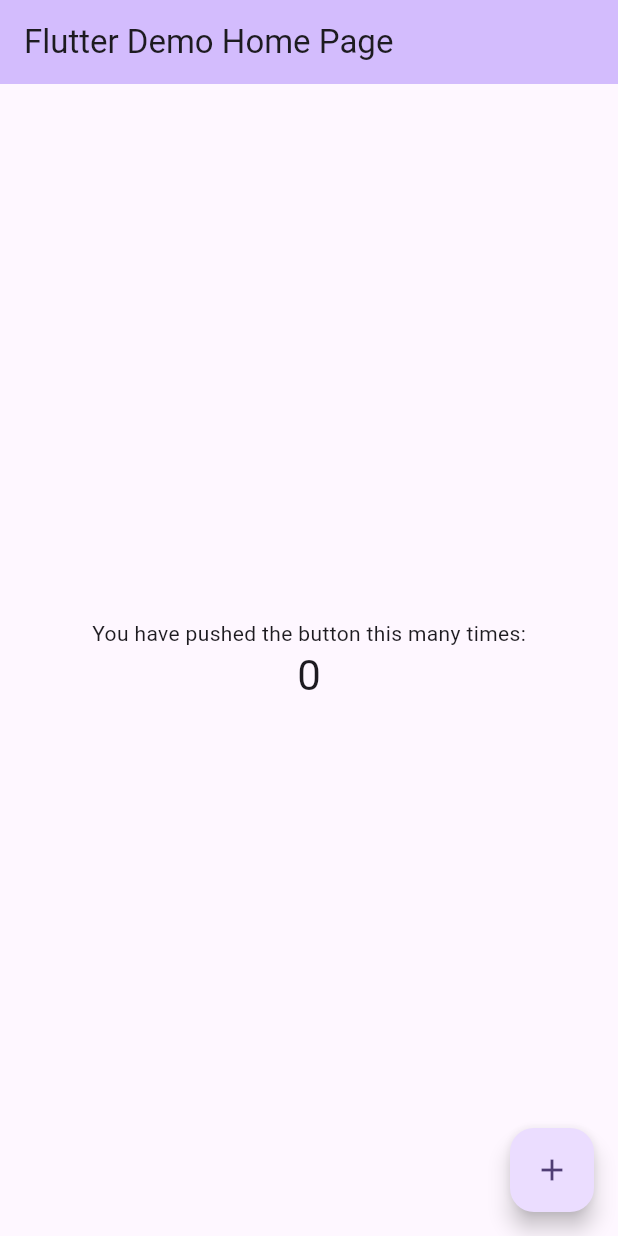
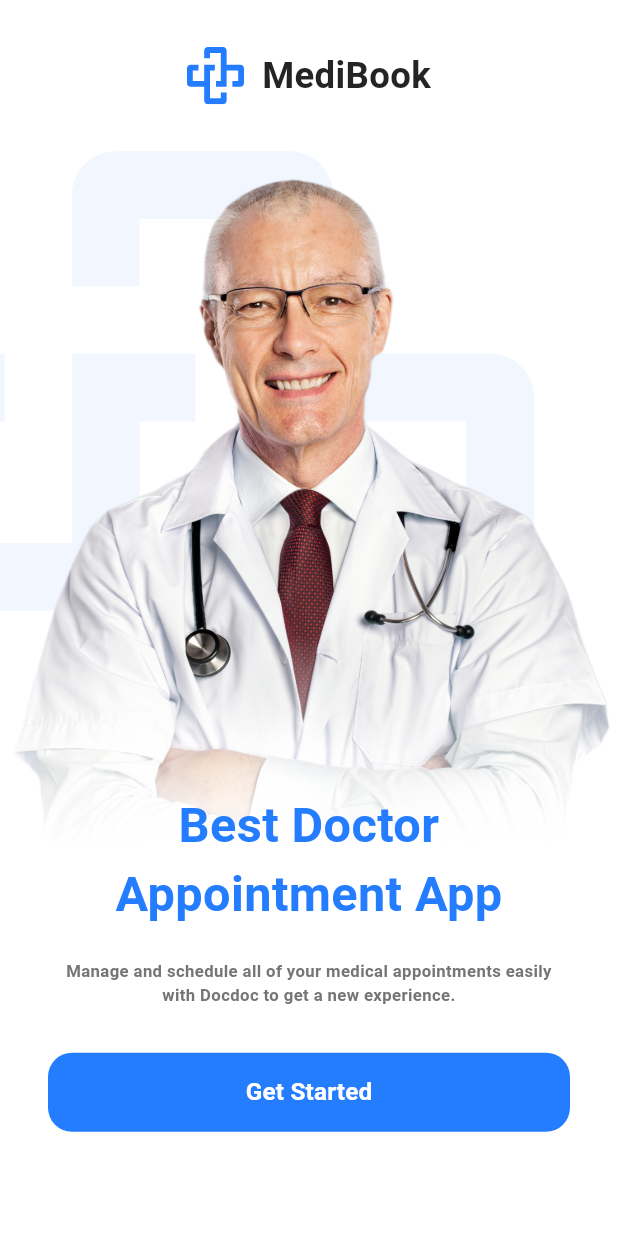
Before and after one commit to iibrahim-Beder/medi_book, a Flutter app: the screen it shows after launch, on a phone screen of 412 x 824 dp. Run offline on Flutter 3.47's test engine with Material 3 defaults, Android fonts, the phone set to English and light mode, and no system bars; our stand-ins replace flutter_screenutil, flutter_svg, go_router.

Commit message:
- Add flutter_svg and flutter_screenutil for assets - Setup go_router navigation - Create assets directories (images/, svgs/) - Implement core styles (colors.dart, styles.dart) - Build onboarding screen - Add login screen placeholder

```diff
--- /dev/null
+++ b/devtools_options.yaml
@@ -0,0 +1,3 @@
+description: This file stores settings for Dart & Flutter DevTools.
+documentation: https://docs.flutter.dev/tools/devtools/extensions#configure-extension-enablement-states
+extensions:
--- /dev/null
+++ b/lib/core/routing/app_router.dart
@@ -0,0 +1,23 @@
+import 'package:go_router/go_router.dart';
+import 'package:medi_book/features/login/presentation/views/login_view.dart';
+import 'package:medi_book/features/onboarding/presentation/views/onboarding_view.dart';
+
+abstract class AppRouter {
+  static const String kOnboarding = 'onboarding';
+  static const String kLogin = 'login';
+
+  static final router = GoRouter(
+    routes: [
+      GoRoute(
+        path: '/',
+        name: kOnboarding,
+        builder: (context, state) => const OnboardingView(),
+      ),
+      GoRoute(
+        path: '/login',
+        name: kLogin,
+        builder: (context, state) => const LoginView(),
+      ),
+    ],
+  );
+}
--- /dev/null
+++ b/lib/core/theming/colors.dart
@@ -0,0 +1,10 @@
+import 'package:flutter/material.dart';
+import 'package:flutter/widgets.dart';
+
+abstract class ColorsManager {
+  static const Color mainBlue = Color(0xff247CFF);
+  static const Color gray = Color(0xff757575);
+  static const Color white = Color(0xffffffff);
+  static const Color whiteSmoke = Color(0xffF5F5F5);
+  static const Color eerieBlack = Color(0xff242424);
+}
--- /dev/null
+++ b/lib/core/theming/styles.dart
@@ -0,0 +1,40 @@
+import 'package:flutter/widgets.dart';
+import 'package:flutter_screenutil/flutter_screenutil.dart';
+import 'package:medi_book/core/theming/colors.dart';
+
+abstract class TextStyles {
+
+  static TextStyle font24EerieBlack700Weight = TextStyle(
+    fontSize: 24.sp,
+    color: ColorsManager.eerieBlack,
+    fontWeight: FontWeight.w700
+
+  );
+
+  static TextStyle font32Blue700Weight = TextStyle(
+    fontSize: 32.sp,
+    color: ColorsManager.mainBlue,
+    fontWeight: FontWeight.w700
+
+  );
+
+  static TextStyle font11Gray400Weight = TextStyle(
+    fontSize: 11.sp,
+    color: ColorsManager.gray,
+    fontWeight: FontWeight.w700
+
+  );
+
+  static TextStyle font16White600Weight = TextStyle(
+    fontSize: 16.sp,
+    color: ColorsManager.white,
+    fontWeight: FontWeight.w600
+
+  );
+
+
+
+
+
+
+}
--- /dev/null
+++ b/lib/core/widgets/custom_button.dart
@@ -0,0 +1,32 @@
+import 'package:flutter/material.dart';
+import 'package:flutter_screenutil/flutter_screenutil.dart';
+import 'package:medi_book/core/theming/colors.dart';
+import 'package:medi_book/core/theming/styles.dart';
+
+// ignore: must_be_immutable
+class CustomButton extends StatelessWidget {
+  CustomButton({
+    super.key,
+    required this.textValue,
+    required this.voidCallback
+  });
+
+  String textValue;
+  VoidCallback voidCallback;
+
+  @override
+  Widget build(BuildContext context) {
+    return TextButton(
+        onPressed: voidCallback,
+        style: ButtonStyle(
+            backgroundColor: WidgetStateProperty.all(ColorsManager.mainBlue),
+            tapTargetSize: MaterialTapTargetSize.shrinkWrap,
+            minimumSize: WidgetStateProperty.all(Size(double.infinity, 52.h)),
+            shape: WidgetStateProperty.all(RoundedRectangleBorder(
+                borderRadius: BorderRadius.circular(16)))),
+        child: Text(
+          textValue,
+          style: TextStyles.font16White600Weight,
+        ));
+  }
+}
--- /dev/null
+++ b/lib/features/login/presentation/views/login_view.dart
@@ -0,0 +1,18 @@
+import 'package:flutter/material.dart';
+import 'package:medi_book/core/theming/colors.dart';
+
+class LoginView extends StatelessWidget {
+  const LoginView({super.key});
+
+  @override
+  Widget build(BuildContext context) {
+    return Scaffold(
+      appBar: AppBar(
+        automaticallyImplyLeading: true,
+        title: Text('logIn Screen'),
+        backgroundColor: ColorsManager.white,
+      ),
+      body: Center(child: Text("Hello Tebsen")),
+    );
+  }
+}
--- /dev/null
+++ b/lib/features/onboarding/presentation/views/onboarding_view.dart
@@ -0,0 +1,14 @@
+import 'package:flutter/material.dart';
+import 'package:medi_book/features/onboarding/presentation/views/widgets/onboarding_view_body.dart';
+
+class OnboardingView extends StatelessWidget {
+  const OnboardingView({super.key});
+
+  @override
+  Widget build(BuildContext context) {
+    return const Scaffold(
+
+      body: OnboardingViewBody(),
+    );
+  }
+}
--- /dev/null
+++ b/lib/features/onboarding/presentation/views/widgets/doctor_image_and_text.dart
@@ -0,0 +1,37 @@
+import 'package:flutter/material.dart';
+import 'package:flutter_svg/svg.dart';
+import 'package:medi_book/core/theming/styles.dart';
+
+class DoctorImageAndText extends StatelessWidget {
+  const DoctorImageAndText({super.key});
+
+  @override
+  Widget build(BuildContext context) {
+    return Stack(
+      children: [
+        SvgPicture.asset("assets/svgs/logo_low_opasity.svg"),
+        Container(
+          foregroundDecoration: BoxDecoration(
+              gradient: LinearGradient(
+                  colors: [
+                    Colors.white,
+                    Colors.white.withOpacity(0.0),
+                  ],
+                  begin: Alignment.bottomCenter,
+                  end: Alignment.topCenter,
+                  stops: const [0.14, 0.4])),
+          child: Image.asset("assets/images/doctor_Image.png"),
+        ),
+        Positioned(
+            bottom: 20,
+            left: 0,
+            right: 0,
+            child: Text(
+              "Best Doctor\nAppointment App",
+              textAlign: TextAlign.center,
+              style: TextStyles.font32Blue700Weight,
+            ))
+      ],
+    );
+  }
+}
--- /dev/null
+++ b/lib/features/onboarding/presentation/views/widgets/logo_with_name_logo.dart
@@ -0,0 +1,23 @@
+import 'package:flutter/material.dart';
+import 'package:flutter_screenutil/flutter_screenutil.dart';
+import 'package:flutter_svg/svg.dart';
+import 'package:medi_book/core/theming/styles.dart';
+
+class LogoWithNameLogo extends StatelessWidget {
+  const LogoWithNameLogo({super.key});
+
+  @override
+  Widget build(BuildContext context) {
+    return  Row(
+      mainAxisAlignment: MainAxisAlignment.center,
+      children: [
+
+      SvgPicture.asset("assets/svgs/logo.svg"),
+      SizedBox(width: 10.w),
+      Text("MediBook",style: TextStyles.font24EerieBlack700Weight,)
+
+
+      ],
+    );
+  }
+}
--- /dev/null
+++ b/lib/features/onboarding/presentation/views/widgets/onboarding_view_body.dart
@@ -0,0 +1,51 @@
+import 'package:flutter/material.dart';
+import 'package:flutter_screenutil/flutter_screenutil.dart';
+import 'package:go_router/go_router.dart';
+import 'package:medi_book/core/routing/app_router.dart';
+import 'package:medi_book/core/theming/styles.dart';
+import 'package:medi_book/core/widgets/custom_button.dart';
+import 'package:medi_book/features/onboarding/presentation/views/widgets/doctor_image_and_text.dart';
+import 'package:medi_book/features/onboarding/presentation/views/widgets/logo_with_name_logo.dart';
+
+class OnboardingViewBody extends StatelessWidget {
+  const OnboardingViewBody({super.key});
+
+  @override
+  Widget build(BuildContext context) {
+    return SafeArea(
+      child: SingleChildScrollView(
+        child: Padding(
+          padding: EdgeInsets.only(top: 30.h, bottom: 30.h),
+          child: Column(
+            children: [
+              const LogoWithNameLogo(),
+              SizedBox(
+                height: 30.h,
+              ),
+              const DoctorImageAndText(),
+              Padding(
+                padding: const EdgeInsets.symmetric(horizontal: 32),
+                child: Column(
+                  children: [
+                    Text(
+                      textAlign: TextAlign.center,
+                      "Manage and schedule all of your medical appointments easily with Docdoc to get a new experience.",
+                      style: TextStyles.font11Gray400Weight,
+                    ),
+                    SizedBox(
+                      height: 30.h,
+                    ),
+                    CustomButton(
+                      textValue: 'Get Started',
+                      voidCallback: () =>  context.pushNamed(AppRouter.kLogin)
+                    )
+                  ],
+                ),
+              )
+            ],
+          ),
+        ),
+      ),
+    );
+  }
+}
--- a/lib/main.dart
+++ b/lib/main.dart
@@ -1,127 +1,6 @@
 import 'package:flutter/material.dart';
+import 'package:medi_book/medi_book_app.dart';
 
 void main() {
-  runApp(const MyApp());
+  runApp(const MediBookApp());
 }
-
-class MyApp extends StatelessWidget {
-  const MyApp({super.key});
-
-  // This widget is the root of your application.
-  @override
-  Widget build(BuildContext context) {
-    return MaterialApp(
-      debugShowCheckedModeBanner: false,
-      title: 'Flutter Demo',
-      theme: ThemeData(
-        // This is the theme of your application.
-        //
-        // TRY THIS: Try running your application with "flutter run". You'll see
-        // the application has a purple toolbar. Then, without quitting the app,
-        // try changing the seedColor in the colorScheme below to Colors.green
-        // and then invoke "hot reload" (save your changes or press the "hot
-        // reload" button in a Flutter-supported IDE, or press "r" if you used
-        // the command line to start the app).
-        //
-        // Notice that the counter didn't reset back to zero; the application
-        // state is not lost during the reload. To reset the state, use hot
-        // restart instead.
-        //
-        // This works for code too, not just values: Most code changes can be
-        // tested with just a hot reload.
-        colorScheme: ColorScheme.fromSeed(seedColor: Colors.deepPurple),
-        useMaterial3: true,
-      ),
-      home: const MyHomePage(title: 'Flutter Demo Home Page'),
-    );
-  }
-}
-
-
-class MyHomePage extends StatefulWidget {
-  const MyHomePage({super.key, required this.title});
-
-  // This widget is the home page of your application. It is stateful, meaning
-  // that it has a State object (defined below) that contains fields that affect
-  // how it looks.
-
-  // This class is the configuration for the state. It holds the values (in this
-  // case the title) provided by the parent (in this case the App widget) and
-  // used by the build method of the State. Fields in a Widget subclass are
-  // always marked "final".
-
-  final String title;
-
-  @override
-  State<MyHomePage> createState() => _MyHomePageState();
-}
-
-class _MyHomePageState extends State<MyHomePage> {
-  int _counter = 0;
-
-  void _incrementCounter() {
-    setState(() {
-      // This call to setState tells the Flutter framework that something has
-      // changed in this State, which causes it to rerun the build method below
-      // so that the display can reflect the updated values. If we changed
-      // _counter without calling setState(), then the build method would not be
-      // called again, and so nothing would appear to happen.
-      _counter++;
-    });
-  }
-
-  @override
-  Widget build(BuildContext context) {
-    // This method is rerun every time setState is called, for instance as done
-    // by the _incrementCounter method above.
-    //
-    // The Flutter framework has been optimized to make rerunning build methods
-    // fast, so that you can just rebuild anything that needs updating rather
-    // than having to individually change instances of widgets.
-    return Scaffold(
-      appBar: AppBar(
-        // TRY THIS: Try changing the color here to a specific color (to
-        // Colors.amber, perhaps?) and trigger a hot reload to see the AppBar
-        // change color while the other colors stay the same.
-        backgroundColor: Theme.of(context).colorScheme.inversePrimary,
-        // Here we take the value from the MyHomePage object that was created by
-        // the App.build method, and use it to set our appbar title.
-        title: Text(widget.title),
-      ),
-      body: Center(
-        // Center is a layout widget. It takes a single child and positions it
-        // in the middle of the parent.
-        child: Column(
-          // Column is also a layout widget. It takes a list of children and
-          // arranges them vertically. By default, it sizes itself to fit its
-          // children horizontally, and tries to be as tall as its parent.
-          //
-          // Column has various properties to control how it sizes itself and
-          // how it positions its children. Here we use mainAxisAlignment to
-          // center the children vertically; the main axis here is the vertical
-          // axis because Columns are vertical (the cross axis would be
-          // horizontal).
-          //
-          // TRY THIS: Invoke "debug painting" (choose the "Toggle Debug Paint"
-          // action in the IDE, or press "p" in the console), to see the
-          // wireframe for each widget.
-          mainAxisAlignment: MainAxisAlignment.center,
-          children: <Widget>[
-            const Text(
-              'You have pushed the button this many times:',
-            ),
-            Text(
-              '$_counter',
-              style: Theme.of(context).textTheme.headlineMedium,
-            ),
-          ],
-        ),
-      ),
-      floatingActionButton: FloatingActionButton(
-        onPressed: _incrementCounter,
-        tooltip: 'Increment',
-        child: const Icon(Icons.add),
-      ), // This trailing comma makes auto-formatting nicer for build methods.
-    );
-  }
-}
--- /dev/null
+++ b/lib/medi_book_app.dart
@@ -0,0 +1,27 @@
+import 'package:flutter/material.dart';
+import 'package:medi_book/core/routing/app_router.dart';
+import 'package:flutter_screenutil/flutter_screenutil.dart';
+import 'package:medi_book/core/theming/colors.dart';
+
+class MediBookApp extends StatelessWidget {
+  const MediBookApp({super.key});
+
+  @override
+  Widget build(BuildContext context) {
+    return ScreenUtilInit(
+       designSize: const Size(375,812),
+       minTextAdapt: true,
+      child: MaterialApp.router(
+        title: "Medi Book",
+        theme: ThemeData(
+          primaryColor: ColorsManager.mainBlue,
+          scaffoldBackgroundColor: Colors.white
+
+        ),
+        routerConfig: AppRouter.router,
+        debugShowCheckedModeBanner: false,
+
+      ),
+    );
+  }
+}
```
Also changed, not shown: pubspec.yaml (+11 -3 lines), assets/images/doctor_Image.png (added), assets/svgs/logo.svg (added), assets/svgs/logo_low_opasity.svg (added), pubspec.lock, 5 other files.
